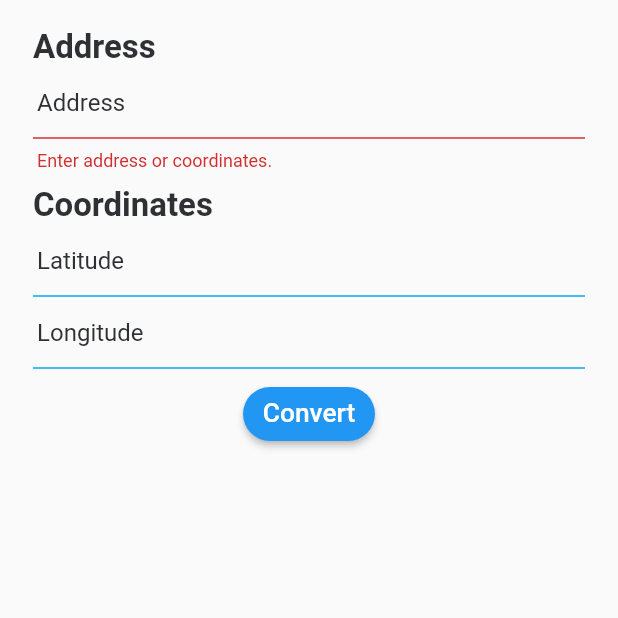
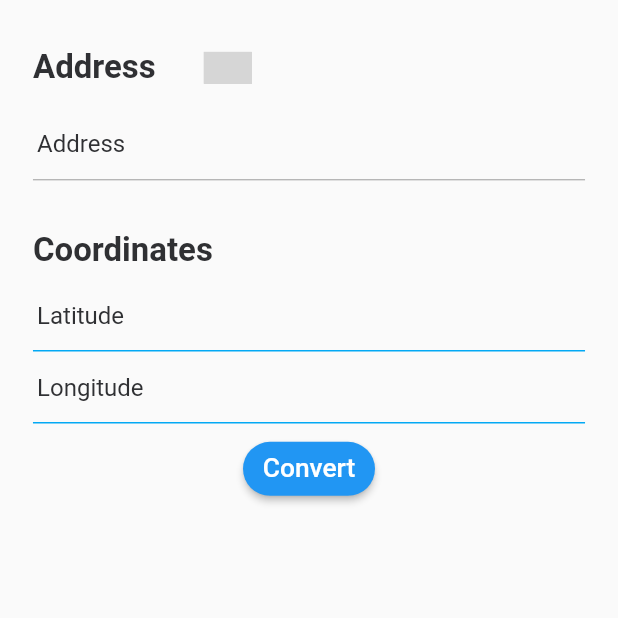
Before and after one commit to WinnLeong/Address-Coordinates, a Flutter app: the screen it shows after launch, after a tap on "Convert", on a phone screen of 412 x 824 dp, the top half of it. Run offline on Flutter 3.47's test engine with Material 2 defaults, Android fonts, the phone set to English and light mode, and no system bars; drawn by our look-alikes of country_code_picker; our stand-ins replace auto_route, flushbar, flutter_screenutil, flutter_spinkit, flutter_svg, geocoding; missing offline and left inert: flutter_google_places, google_maps_webservice, map_launcher; Roboto replaces fonts that are missing (Myriad); grey boxes are pictures that could not be loaded.

```diff
--- a/lib/home.dart
+++ b/lib/home.dart
@@ -1,9 +1,12 @@
 import 'package:address_coordinates/utils/custom_button.dart';
 import 'package:address_coordinates/utils/custom_text_form_field.dart';
 import 'package:auto_route/auto_route.dart';
+import 'package:country_code_picker/country_code_picker.dart';
 import 'package:flutter/material.dart';
+import 'package:flutter_google_places/flutter_google_places.dart';
 import 'package:flutter_screenutil/flutter_screenutil.dart';
-import 'package:geocoding/geocoding.dart';
+import 'package:geocoding/geocoding.dart' as geocoding;
+import 'package:google_maps_webservice/places.dart';
 
 import 'router.gr.dart';
 import 'utils/loading_model.dart';
@@ -20,6 +23,14 @@ class _HomeState extends State<Home> {
   final longitudeController = TextEditingController();
 
   bool _isVisible = false;
+
+  static const kGoogleApiKey = 'AIzaSyDmqPORhCFty3J-ip1yCCqPdCzochLl3Fk';
+  final homeScaffoldKey = GlobalKey<ScaffoldState>();
+  Mode _mode = Mode.overlay;
+  // to get places detail (lat/lng)
+  GoogleMapsPlaces _places = GoogleMapsPlaces(apiKey: kGoogleApiKey);
+
+  String _countryCode = 'my';
 
   @override
   void dispose() {
@@ -38,14 +49,15 @@ class _HomeState extends State<Home> {
         _isVisible = true;
       });
 
-      List<Location> getCoordinates = [];
-      List<Placemark> getAddress = [];
+      List<geocoding.Location> getCoordinates = [];
+      List<geocoding.Placemark> getAddress = [];
 
-      getCoordinates = await locationFromAddress(addressController.text);
+      getCoordinates =
+          await geocoding.locationFromAddress(addressController.text);
 
       if (latitudeController.text.isNotEmpty &&
           longitudeController.text.isNotEmpty)
-        getAddress = await placemarkFromCoordinates(
+        getAddress = await geocoding.placemarkFromCoordinates(
           double.tryParse(latitudeController.text),
           double.tryParse(longitudeController.text),
         );
@@ -62,6 +74,60 @@ class _HomeState extends State<Home> {
         ),
       );
     }
+  }
+
+  Future<void> toggleSearchBar() async {
+    setState(() {
+      addressController.clear();
+      latitudeController.clear();
+      longitudeController.clear();
+    });
+    // show input autocomplete with selected mode
+    // then get the Prediction selected
+    Prediction p = await PlacesAutocomplete.show(
+      context: context,
+      apiKey: kGoogleApiKey,
+      onError: onError,
+      mode: _mode,
+      language: "en",
+      components: [Component(Component.country, _countryCode)],
+    );
+
+    PlacesDetailsResponse detail = await _places.getDetailsByPlaceId(p.placeId);
+
+    setState(() {
+      addressController.text = p.description;
+      latitudeController.text = detail.result.geometry.location.lat.toString();
+      longitudeController.text = detail.result.geometry.location.lng.toString();
+    });
+    // displayPrediction(p, homeScaffoldKey.currentState);
+  }
+
+  void onError(PlacesAutocompleteResponse response) {
+    homeScaffoldKey.currentState.showSnackBar(
+      SnackBar(content: Text(response.errorMessage)),
+    );
+  }
+
+  getCountryCode() {
+    return CountryCodePicker(
+      onChanged: (value) {
+        setState(() {
+          _countryCode = value.code;
+        });
+      },
+      initialSelection: 'MY',
+      favorite: ['+60', 'MY'],
+      showCountryOnly: true,
+      showFlagMain: true,
+      hideMainText: true,
+      alignLeft: false,
+      enabled: true,
+      textStyle: TextStyle(
+        fontSize: 58.sp,
+        color: Color(0xff808080),
+      ),
+    );
   }
 
   @override
@@ -81,6 +147,7 @@ class _HomeState extends State<Home> {
         }
       },
       child: Scaffold(
+        key: homeScaffoldKey,
         body: SafeArea(
           child: Stack(
             children: [
@@ -91,13 +158,35 @@ class _HomeState extends State<Home> {
                   child: Column(
                     crossAxisAlignment: CrossAxisAlignment.start,
                     children: [
+                      Row(
+                        children: [
                           Text(
                             'Address',
                             style: TextStyle(
                                 fontSize: 40.sp, fontWeight: FontWeight.bold),
                           ),
-                      CustomTextFormField(
+                          getCountryCode(),
+                        ],
+                      ),
+                      /* Text(
+                        'Address',
+                        style: TextStyle(
+                            fontSize: 40.sp, fontWeight: FontWeight.bold),
+                      ), */
+                      InkWell(
+                        onTap: toggleSearchBar,
+                        child: TextFormField(
+                          enabled: false,
+                          decoration: InputDecoration(
+                            contentPadding: EdgeInsets.only(left: 5.w),
+                            hintStyle: TextStyle(
+                              color: Color(0xff2f3033),
+                            ),
                             hintText: 'Address',
+                            disabledBorder: UnderlineInputBorder(
+                                borderSide: BorderSide(
+                                    color: Colors.lightBlue, width: 1.0)),
+                          ),
                           controller: addressController,
                           validator: (value) {
                             if (value.isEmpty &&
@@ -108,12 +197,14 @@ class _HomeState extends State<Home> {
                             return null;
                           },
                         ),
-                      SizedBox(height: 15.h),
+                      ),
+                      SizedBox(height: 20.h),
                       Text(
                         'Coordinates',
                         style: TextStyle(
                             fontSize: 40.sp, fontWeight: FontWeight.bold),
                       ),
+                      SizedBox(height: 10.h),
                       CustomTextFormField(
                         hintText: 'Latitude',
                         controller: latitudeController,
```
Also changed, not shown: lib/details.dart (+40 -11 lines), pubspec.yaml (+10 -2 lines), pubspec.lock, 2 other files. Lines whose indentation alone changed are shown as unchanged.
